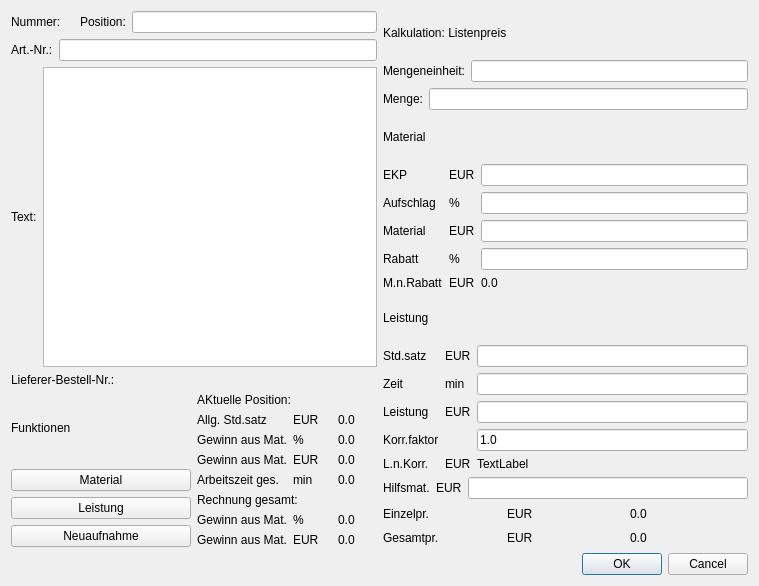
This is form/general_page.ui in romanweissflog/FAKT as Qt 5 draws it before an edit. The edited form follows.
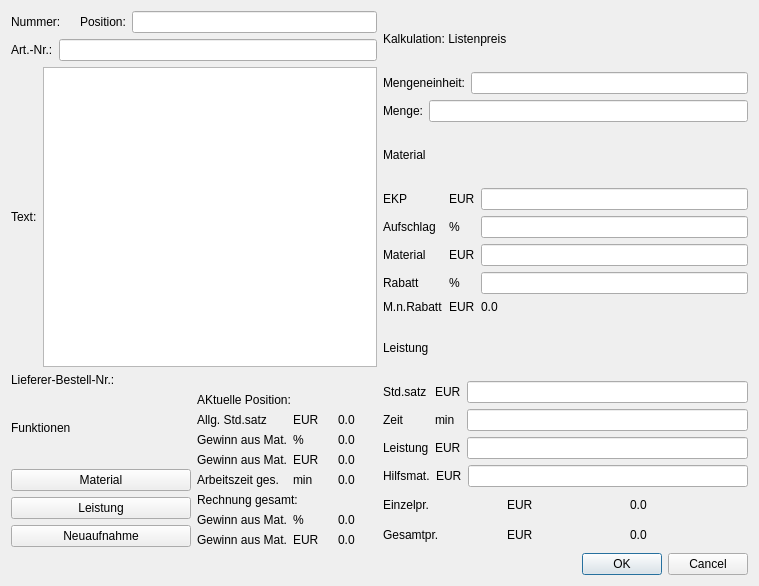
This is the edited form. Custom widgets are drawn as their Qt base class.

```diff
--- a/form/general_page.ui
+++ b/form/general_page.ui
@@ -453,17 +453,13 @@
            </property>
           </widget>
          </item>
-         <item row="3" column="0">
-          <widget class="QLabel" name="label_45">
-           <property name="text">
-            <string>Korr.faktor</string>
-           </property>
-          </widget>
+         <item row="1" column="2">
+          <widget class="QLineEdit" name="editServiceTime"/>
          </item>
-         <item row="1" column="1">
-          <widget class="QLabel" name="label_46">
+         <item row="2" column="1">
+          <widget class="QLabel" name="label_48">
            <property name="text">
-            <string>min</string>
+            <string>EUR</string>
            </property>
           </widget>
          </item>
@@ -474,15 +470,15 @@
            </property>
           </widget>
          </item>
-         <item row="2" column="1">
-          <widget class="QLabel" name="label_48">
+         <item row="1" column="1">
+          <widget class="QLabel" name="label_46">
            <property name="text">
-            <string>EUR</string>
+            <string>min</string>
            </property>
           </widget>
          </item>
-         <item row="1" column="2">
-          <widget class="QLineEdit" name="editServiceTime"/>
+         <item row="2" column="2">
+          <widget class="QLineEdit" name="editServicePrice"/>
          </item>
          <item row="1" column="0">
           <widget class="QLabel" name="label_50">
@@ -491,37 +487,6 @@
            </property>
           </widget>
          </item>
-         <item row="4" column="0">
-          <widget class="QLabel" name="label_51">
-           <property name="text">
-            <string>L.n.Korr.</string>
-           </property>
-          </widget>
-         </item>
-         <item row="4" column="1">
-          <widget class="QLabel" name="label_52">
-           <property name="text">
-            <string>EUR</string>
-           </property>
-          </widget>
-         </item>
-         <item row="2" column="2">
-          <widget class="QLineEdit" name="editServicePrice"/>
-         </item>
-         <item row="3" column="2">
-          <widget class="QLineEdit" name="editServiceCorr">
-           <property name="text">
-            <string>1.0</string>
-           </property>
-          </widget>
-         </item>
-         <item row="4" column="2">
-          <widget class="QLabel" name="labelServiceQuant">
-           <property name="text">
-            <string>TextLabel</string>
-           </property>
-          </widget>
-         </item>
         </layout>
        </item>
        <item>
```
